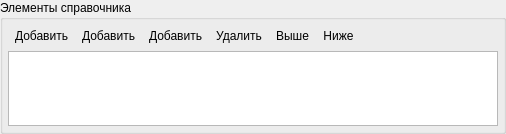
The window that src/plugins/modeleride/refitemwidget.ui (rdnvndr/raindrop) describes before a commit, drawn with Qt 5.
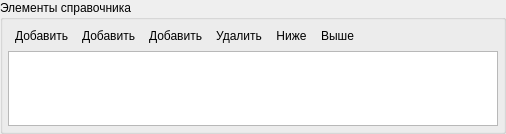
The same window after the commit. Icons and pictures are not drawn.

Commit message: Поменены кнопки Выше и Ниже местами

The edit to the form file:
```diff
--- a/src/plugins/modeleride/refitemwidget.ui
+++ b/src/plugins/modeleride/refitemwidget.ui
@@ -142,9 +142,9 @@
          </widget>
         </item>
         <item>
-         <widget class="QToolButton" name="toolButtonUp">
+         <widget class="QToolButton" name="toolButtonDown">
           <property name="text">
-           <string>Выше</string>
+           <string>Ниже</string>
           </property>
           <property name="icon">
            <iconset resource="modeleride.qrc">
@@ -159,9 +159,9 @@
          </widget>
         </item>
         <item>
-         <widget class="QToolButton" name="toolButtonDown">
+         <widget class="QToolButton" name="toolButtonUp">
           <property name="text">
-           <string>Ниже</string>
+           <string>Выше</string>
           </property>
           <property name="icon">
            <iconset resource="modeleride.qrc">
```
Left out of the diff: 4 changed lines with no effect on the pictures.
